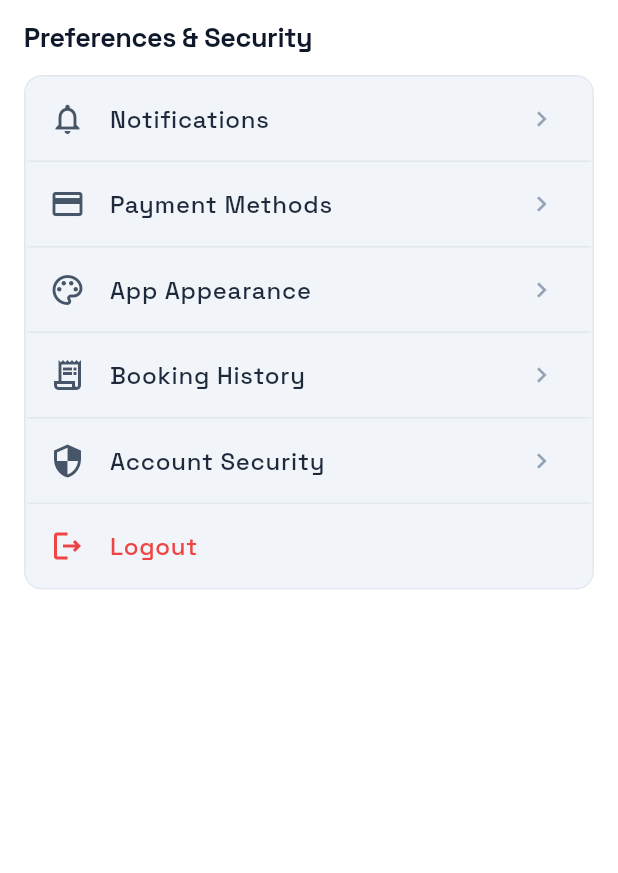
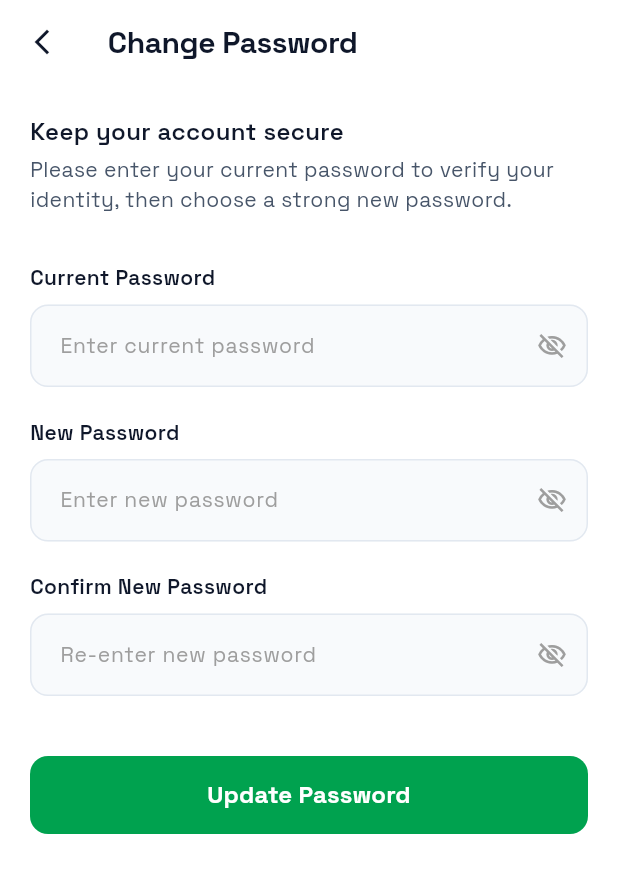
Before and after one commit to mohamedwdm/Graduation_Project, a Flutter app: the SettingsSection widget shown alone on an empty page, opened directly, after a tap on "Account Security", on a phone screen of 412 x 824 dp. Shown: the top 873 px of the screen. Run offline on Flutter 3.47's test engine with Material 3 defaults, Android fonts, the phone set to English and light mode, and no system bars; our stand-ins replace connectivity_plus, dartz, dio, equatable, flutter_bloc, flutter_svg and 4 more; accounts and stored records are empty; network calls fail.

Commit message:
implement fetching the image of each parked car and implement changing user password

```diff
--- a/lib/core/config/app_router.dart
+++ b/lib/core/config/app_router.dart
@@ -17,6 +17,7 @@ import '../../features/reservation/presentation/views/admin_reservations_view.da
 import '../../features/reservation/presentation/manager/reservation_cubit/reservation_cubit.dart';
 import '../../features/profile/presentation/manager/saved_cars_cubit/saved_cars_cubit.dart';
 import '../../features/slots/presentation/manager/slots_cubit/slots_cubit.dart';
+import '../../features/profile/presentation/views/change_password_view.dart';
 
 abstract class AppRouter {
   static const String loginPath = '/';
@@ -25,6 +26,7 @@ abstract class AppRouter {
   static const String adminParkingOverviewPath = '/admin/parking-overview';
   static const String adminReservationsPath = '/admin/reservations';
   static const String bookingHistoryPath = '/booking-history';
+  static const String changePasswordPath = '/change-password';
 
   static final router = GoRouter(
     initialLocation: loginPath,
@@ -32,6 +34,10 @@ abstract class AppRouter {
       GoRoute(
         path: loginPath,
         builder: (context, state) => const LoginView(),
+      ),
+      GoRoute(
+        path: changePasswordPath,
+        builder: (context, state) => const ChangePasswordView(),
       ),
       GoRoute(
         path: registerPath,
--- a/lib/core/network/api_constants.dart
+++ b/lib/core/network/api_constants.dart
@@ -24,6 +24,7 @@ abstract class ApiConstants {
 
   // Profile
   static const String updateProfile = '/users/me';
+  static const String changePassword = '/users/me/password';
   static const String uploadAvatar = '/auth/profile/avatar';
 
   // Find Car
--- a/lib/features/auth/data/datasources/auth_remote_datasource.dart
+++ b/lib/features/auth/data/datasources/auth_remote_datasource.dart
@@ -74,6 +74,7 @@ class AuthRemoteDataSourceImpl implements AuthRemoteDataSource {
         'userid': 'guest_id_from_server',
         'name': 'Guest User',
         'email': 'guest@go2car.com',
+        'role': 'guest',
       }),
     );
   }
--- a/lib/features/auth/domain/entities/user_entity.dart
+++ b/lib/features/auth/domain/entities/user_entity.dart
@@ -14,6 +14,7 @@ class UserEntity extends Equatable {
   });
 
   bool get isAdmin => role == 'admin';
+  bool get isGuest => role == 'guest' || userid == 'guest_id_from_server';
 
   @override
   List<Object?> get props => [userid, name, email, role];
--- a/lib/features/profile/data/datasources/profile_remote_datasource.dart
+++ b/lib/features/profile/data/datasources/profile_remote_datasource.dart
@@ -6,6 +6,7 @@ import '../models/saved_car_model.dart';
 abstract class ProfileRemoteDataSource {
   Future<ProfileModel> fetchProfile();
   Future<ProfileModel> updateProfileName(String newName);
+  Future<void> changePassword(String oldPassword, String newPassword);
   Future<List<SavedCarModel>> fetchSavedCars();
   Future<SavedCarModel> addSavedCar(SavedCarModel car);
   Future<SavedCarModel> updateSavedCar(SavedCarModel car);
@@ -16,6 +17,17 @@ class ProfileRemoteDataSourceImpl implements ProfileRemoteDataSource {
   final ApiClient _apiClient;
 
   ProfileRemoteDataSourceImpl(this._apiClient);
+
+  @override
+  Future<void> changePassword(String oldPassword, String newPassword) async {
+    await _apiClient.put(
+      ApiConstants.changePassword,
+      data: {
+        'old_password': oldPassword,
+        'new_password': newPassword,
+      },
+    );
+  }
 
   @override
   Future<ProfileModel> fetchProfile() async {
--- a/lib/features/profile/domain/repositories/profile_repository.dart
+++ b/lib/features/profile/domain/repositories/profile_repository.dart
@@ -5,6 +5,7 @@ import '../entities/saved_car_entity.dart';
 abstract class ProfileRepository {
   FutureEither<ProfileEntity> getProfile();
   FutureEither<ProfileEntity> updateProfileName(String newName);
+  FutureEither<void> changePassword(String oldPassword, String newPassword);
   FutureEither<List<SavedCarEntity>> getSavedCars();
   FutureEither<SavedCarEntity> addSavedCar(SavedCarEntity car);
   FutureEither<SavedCarEntity> updateSavedCar(SavedCarEntity car);
--- /dev/null
+++ b/lib/features/profile/domain/usecases/change_password_usecase.dart
@@ -0,0 +1,28 @@
+import 'package:equatable/equatable.dart';
+import 'package:go2car/core/usecase/usecase.dart';
+import 'package:go2car/core/utils/typedefs.dart';
+import '../repositories/profile_repository.dart';
+
+class ChangePasswordUseCase implements UseCase<void, ChangePasswordParams> {
+  final ProfileRepository repository;
+
+  ChangePasswordUseCase(this.repository);
+
+  @override
+  FutureEither<void> call(ChangePasswordParams params) {
+    return repository.changePassword(params.oldPassword, params.newPassword);
+  }
+}
+
+class ChangePasswordParams extends Equatable {
+  final String oldPassword;
+  final String newPassword;
+
+  const ChangePasswordParams({
+    required this.oldPassword,
+    required this.newPassword,
+  });
+
+  @override
+  List<Object?> get props => [oldPassword, newPassword];
+}
--- /dev/null
+++ b/lib/features/profile/presentation/manager/change_password_cubit/change_password_cubit.dart
@@ -0,0 +1,24 @@
+import 'package:flutter_bloc/flutter_bloc.dart';
+import '../../../domain/usecases/change_password_usecase.dart';
+import 'change_password_state.dart';
+
+class ChangePasswordCubit extends Cubit<ChangePasswordState> {
+  final ChangePasswordUseCase changePasswordUseCase;
+
+  ChangePasswordCubit({required this.changePasswordUseCase})
+      : super(ChangePasswordInitial());
+
+  Future<void> changePassword(String oldPassword, String newPassword) async {
+    emit(ChangePasswordLoading());
+    final result = await changePasswordUseCase(
+      ChangePasswordParams(
+        oldPassword: oldPassword,
+        newPassword: newPassword,
+      ),
+    );
+    result.fold(
+      (failure) => emit(ChangePasswordFailure(failure.message)),
+      (_) => emit(ChangePasswordSuccess()),
+    );
+  }
+}
--- /dev/null
+++ b/lib/features/profile/presentation/manager/change_password_cubit/change_password_state.dart
@@ -0,0 +1,23 @@
+import 'package:equatable/equatable.dart';
+
+abstract class ChangePasswordState extends Equatable {
+  const ChangePasswordState();
+
+  @override
+  List<Object?> get props => [];
+}
+
+class ChangePasswordInitial extends ChangePasswordState {}
+
+class ChangePasswordLoading extends ChangePasswordState {}
+
+class ChangePasswordSuccess extends ChangePasswordState {}
+
+class ChangePasswordFailure extends ChangePasswordState {
+  final String errorMessage;
+
+  const ChangePasswordFailure(this.errorMessage);
+
+  @override
+  List<Object?> get props => [errorMessage];
+}
--- /dev/null
+++ b/lib/features/profile/presentation/views/change_password_view.dart
@@ -0,0 +1,318 @@
+import 'package:flutter/material.dart';
+import 'package:flutter_bloc/flutter_bloc.dart';
+import 'package:google_fonts/google_fonts.dart';
+import '../../../../core/di/injection_container.dart';
+import '../manager/change_password_cubit/change_password_cubit.dart';
+import '../manager/change_password_cubit/change_password_state.dart';
+
+class ChangePasswordView extends StatefulWidget {
+  const ChangePasswordView({super.key});
+
+  @override
+  State<ChangePasswordView> createState() => _ChangePasswordViewState();
+}
+
+class _ChangePasswordViewState extends State<ChangePasswordView> {
+  final _formKey = GlobalKey<FormState>();
+  final _oldPasswordController = TextEditingController();
+  final _newPasswordController = TextEditingController();
+  final _confirmPasswordController = TextEditingController();
+
+  bool _obscureOldPassword = true;
+  bool _obscureNewPassword = true;
+  bool _obscureConfirmPassword = true;
+
+  @override
+  void dispose() {
+    _oldPasswordController.dispose();
+    _newPasswordController.dispose();
+    _confirmPasswordController.dispose();
+    super.dispose();
+  }
+
+  void _submit() {
+    if (_formKey.currentState!.validate()) {
+      context.read<ChangePasswordCubit>().changePassword(
+            _oldPasswordController.text,
+            _newPasswordController.text,
+          );
+    }
+  }
+
+  @override
+  Widget build(BuildContext context) {
+    final isDark = Theme.of(context).brightness == Brightness.dark;
+    final cardBgColor = isDark ? const Color(0xFF1E293B) : Colors.white;
+    final borderColor = isDark ? const Color(0xFF334155) : const Color(0xFFE2E8F0);
+    final inputBgColor = isDark ? const Color(0xFF0F172A) : const Color(0xFFF8FAFC);
+    final titleTextColor = isDark ? Colors.white : const Color(0xFF0F172A);
+    final subtitleTextColor = isDark ? Colors.white70 : const Color(0xFF475569);
+
+    return BlocProvider(
+      create: (context) => sl<ChangePasswordCubit>(),
+      child: BlocConsumer<ChangePasswordCubit, ChangePasswordState>(
+        listener: (context, state) {
+          if (state is ChangePasswordSuccess) {
+            ScaffoldMessenger.of(context).showSnackBar(
+              SnackBar(
+                content: Text(
+                  'Password updated successfully!',
+                  style: GoogleFonts.spaceGrotesk(color: Colors.white, fontWeight: FontWeight.w600),
+                ),
+                backgroundColor: const Color(0xff00A24F),
+                behavior: SnackBarBehavior.floating,
+                shape: RoundedRectangleBorder(borderRadius: BorderRadius.circular(10)),
+              ),
+            );
+            Navigator.pop(context);
+          } else if (state is ChangePasswordFailure) {
+            ScaffoldMessenger.of(context).showSnackBar(
+              SnackBar(
+                content: Text(
+                  state.errorMessage,
+                  style: GoogleFonts.spaceGrotesk(color: Colors.white, fontWeight: FontWeight.w600),
+                ),
+                backgroundColor: const Color(0xFFEF4444),
+                behavior: SnackBarBehavior.floating,
+                shape: RoundedRectangleBorder(borderRadius: BorderRadius.circular(10)),
+              ),
+            );
+          }
+        },
+        builder: (context, state) {
+          final isLoading = state is ChangePasswordLoading;
+
+          return Scaffold(
+            backgroundColor: Theme.of(context).scaffoldBackgroundColor,
+            appBar: AppBar(
+              backgroundColor: Colors.transparent,
+              surfaceTintColor: Colors.transparent,
+              elevation: 0,
+              leading: IconButton(
+                icon: Icon(Icons.arrow_back_ios_new, color: titleTextColor, size: 20),
+                onPressed: () => Navigator.pop(context),
+              ),
+              title: Text(
+                'Change Password',
+                style: GoogleFonts.spaceGrotesk(
+                  fontSize: 20,
+                  fontWeight: FontWeight.w700,
+                  color: titleTextColor,
+                  letterSpacing: -0.3,
+                ),
+              ),
+              centerTitle: false,
+            ),
+            body: SafeArea(
+              child: SingleChildScrollView(
+                padding: const EdgeInsets.all(20.0),
+                child: Form(
+                  key: _formKey,
+                  child: Column(
+                    crossAxisAlignment: CrossAxisAlignment.start,
+                    children: [
+                      Text(
+                        'Keep your account secure',
+                        style: GoogleFonts.spaceGrotesk(
+                          fontSize: 16,
+                          fontWeight: FontWeight.w600,
+                          color: titleTextColor,
+                        ),
+                      ),
+                      const SizedBox(height: 4),
+                      Text(
+                        'Please enter your current password to verify your identity, then choose a strong new password.',
+                        style: GoogleFonts.spaceGrotesk(
+                          fontSize: 14,
+                          color: subtitleTextColor,
+                          height: 1.4,
+                        ),
+                      ),
+                      const SizedBox(height: 32),
+
+                      // Current Password
+                      _buildPasswordField(
+                        controller: _oldPasswordController,
+                        label: 'Current Password',
+                        hint: 'Enter current password',
+                        obscure: _obscureOldPassword,
+                        onToggleVisibility: () {
+                          setState(() {
+                            _obscureOldPassword = !_obscureOldPassword;
+                          });
+                        },
+                        inputBgColor: inputBgColor,
+                        borderColor: borderColor,
+                        textColor: titleTextColor,
+                        validator: (value) {
+                          if (value == null || value.isEmpty) {
+                            return 'Please enter your current password';
+                          }
+                          return null;
+                        },
+                      ),
+                      const SizedBox(height: 20),
+
+                      // New Password
+                      _buildPasswordField(
+                        controller: _newPasswordController,
+                        label: 'New Password',
+                        hint: 'Enter new password',
+                        obscure: _obscureNewPassword,
+                        onToggleVisibility: () {
+                          setState(() {
+                            _obscureNewPassword = !_obscureNewPassword;
+                          });
+                        },
+                        inputBgColor: inputBgColor,
+                        borderColor: borderColor,
+                        textColor: titleTextColor,
+                        validator: (value) {
+                          if (value == null || value.isEmpty) {
+                            return 'Please enter a new password';
+                          }
+                          if (value.length < 6) {
+                            return 'Password must be at least 6 characters long';
+                          }
+                          if (value == _oldPasswordController.text) {
+                            return 'New password must be different from current password';
+                          }
+                          return null;
+                        },
+                      ),
+                      const SizedBox(height: 20),
+
+                      // Confirm Password
+                      _buildPasswordField(
+                        controller: _confirmPasswordController,
+                        label: 'Confirm New Password',
+                        hint: 'Re-enter new password',
+                        obscure: _obscureConfirmPassword,
+                        onToggleVisibility: () {
+                          setState(() {
+                            _obscureConfirmPassword = !_obscureConfirmPassword;
+                          });
+                        },
+                        inputBgColor: inputBgColor,
+                        borderColor: borderColor,
+                        textColor: titleTextColor,
+                        validator: (value) {
+                          if (value == null || value.isEmpty) {
+                            return 'Please confirm your new password';
+                          }
+                          if (value != _newPasswordController.text) {
+                            return 'Passwords do not match';
+                          }
+                          return null;
+                        },
+                      ),
+                      const SizedBox(height: 40),
+
+                      // Save Button
+                      SizedBox(
+                        width: double.infinity,
+                        height: 52,
+                        child: ElevatedButton(
+                          onPressed: isLoading ? null : _submit,
+                          style: ElevatedButton.styleFrom(
+                            backgroundColor: const Color(0xff00A24F),
+                            foregroundColor: Colors.white,
+                            disabledBackgroundColor: const Color(0xff00A24F).withOpacity(0.6),
+                            shape: RoundedRectangleBorder(
+                              borderRadius: BorderRadius.circular(12),
+                            ),
+                            elevation: 0,
+                          ),
+                          child: isLoading
+                              ? const SizedBox(
+                                  width: 24,
+                                  height: 24,
+                                  child: CircularProgressIndicator(
+                                    color: Colors.white,
+                                    strokeWidth: 2.5,
+                                  ),
+                                )
+                              : Text(
+                                  'Update Password',
+                                  style: GoogleFonts.spaceGrotesk(
+                                    fontSize: 16,
+                                    fontWeight: FontWeight.bold,
+                                  ),
+                                ),
+                        ),
+                      ),
+                    ],
+                  ),
+                ),
+              ),
+            ),
+          );
+        },
+      ),
+    );
+  }
+
+  Widget _buildPasswordField({
+    required TextEditingController controller,
+    required String label,
+    required String hint,
+    required bool obscure,
+    required VoidCallback onToggleVisibility,
+    required Color inputBgColor,
+    required Color borderColor,
+    required Color textColor,
+    required String? Function(String?) validator,
+  }) {
+    return Column(
+      crossAxisAlignment: CrossAxisAlignment.start,
+      children: [
+        Text(
+          label,
+          style: GoogleFonts.spaceGrotesk(
+            fontSize: 14,
+            fontWeight: FontWeight.w600,
+            color: textColor,
+          ),
+        ),
+        const SizedBox(height: 8),
+        TextFormField(
+          controller: controller,
+          obscureText: obscure,
+          style: GoogleFonts.spaceGrotesk(color: textColor, fontSize: 15),
+          validator: validator,
+          decoration: InputDecoration(
+            hintText: hint,
+            hintStyle: GoogleFonts.spaceGrotesk(color: Colors.grey.shade500, fontSize: 14),
+            fillColor: inputBgColor,
+            filled: true,
+            contentPadding: const EdgeInsets.symmetric(horizontal: 16, vertical: 16),
+            suffixIcon: IconButton(
+              icon: Icon(
+                obscure ? Icons.visibility_off_outlined : Icons.visibility_outlined,
+                color: Colors.grey.shade500,
+                size: 20,
+              ),
+              onPressed: onToggleVisibility,
+            ),
+            enabledBorder: OutlineInputBorder(
+              borderRadius: BorderRadius.circular(12),
+              borderSide: BorderSide(color: borderColor),
+            ),
+            focusedBorder: OutlineInputBorder(
+              borderRadius: BorderRadius.circular(12),
+              borderSide: const BorderSide(color: Color(0xff00A24F), width: 1.5),
+            ),
+            errorBorder: OutlineInputBorder(
+              borderRadius: BorderRadius.circular(12),
+              borderSide: const BorderSide(color: Color(0xFFEF4444)),
+            ),
+            focusedErrorBorder: OutlineInputBorder(
+              borderRadius: BorderRadius.circular(12),
+              borderSide: const BorderSide(color: Color(0xFFEF4444), width: 1.5),
+            ),
+          ),
+        ),
+      ],
+    );
+  }
+}
--- a/lib/features/profile/presentation/widgets/settings_section.dart
+++ b/lib/features/profile/presentation/widgets/settings_section.dart
@@ -9,7 +9,8 @@ import '../manager/theme_cubit/theme_cubit.dart';
 
 class SettingsSection extends StatelessWidget {
   final bool isAdmin;
-  const SettingsSection({super.key, this.isAdmin = false});
+  final bool isGuest;
+  const SettingsSection({super.key, this.isAdmin = false, this.isGuest = false});
 
   @override
   Widget build(BuildContext context) {
@@ -27,7 +28,7 @@ class SettingsSection extends StatelessWidget {
         Padding(
           padding: const EdgeInsets.symmetric(horizontal: 16, vertical: 12),
           child: Text(
-            'Preferences & Security',
+            isGuest ? 'Preferences' : 'Preferences & Security',
             style: GoogleFonts.spaceGrotesk(
               fontSize: 18,
               fontWeight: FontWeight.w700,
@@ -44,7 +45,31 @@ class SettingsSection extends StatelessWidget {
             border: Border.all(color: borderColor),
           ),
           child: Column(
-            children: [
+            children: isGuest
+                ? [
+                    _buildSettingTile(
+                      icon: Icons.palette_outlined,
+                      title: 'App Appearance',
+                      titleColor: tileTextColor,
+                      iconColor: tileIconColor,
+                      onTap: () => _showThemeSelectionDialog(context),
+                    ),
+                    _buildDivider(dividerColor),
+                    _buildSettingTile(
+                      icon: Icons.login_outlined,
+                      title: 'Sign In / Register',
+                      titleColor: const Color(0xff00A24F),
+                      iconColor: const Color(0xff00A24F),
+                      showChevron: false,
+                      onTap: () async {
+                        await sl<AuthCubit>().logout();
+                        if (context.mounted) {
+                          context.go(AppRouter.loginPath);
+                        }
+                      },
+                    ),
+                  ]
+                : [
                     _buildSettingTile(
                       icon: Icons.notifications_none_outlined,
                       title: 'Notifications',
@@ -82,7 +107,7 @@ class SettingsSection extends StatelessWidget {
                       title: 'Account Security',
                       titleColor: tileTextColor,
                       iconColor: tileIconColor,
-                onTap: () {},
+                      onTap: () => context.push(AppRouter.changePasswordPath),
                     ),
                     _buildDivider(dividerColor),
                     _buildSettingTile(
```
Also changed, not shown: lib/core/di/injection_container.dart (+8 -0 lines), lib/features/layout/presentation/views/main_layout.dart (+23 -1 lines), lib/features/profile/data/repositories/profile_repository_impl.dart (+23 -0 lines), lib/features/profile/presentation/views/profile_view.dart (+4 -6 lines), lib/features/slots/presentation/views/widgets/slot_item_card.dart (+55 -1 lines), 1 other file. Lines whose indentation alone changed are shown as unchanged.
